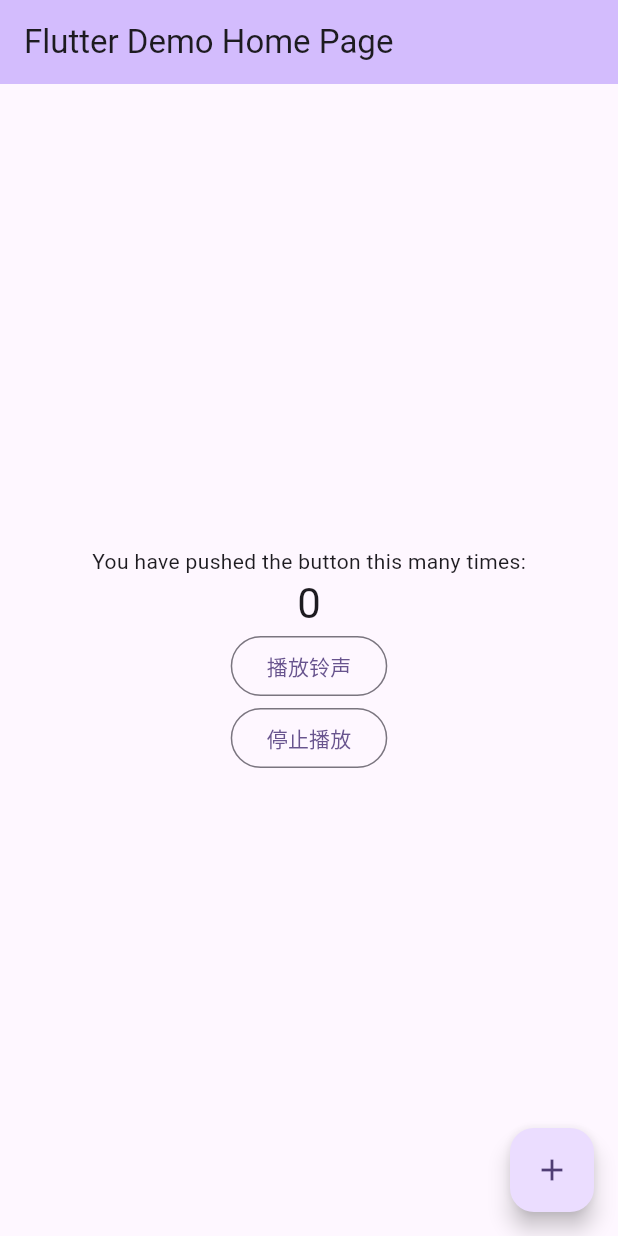
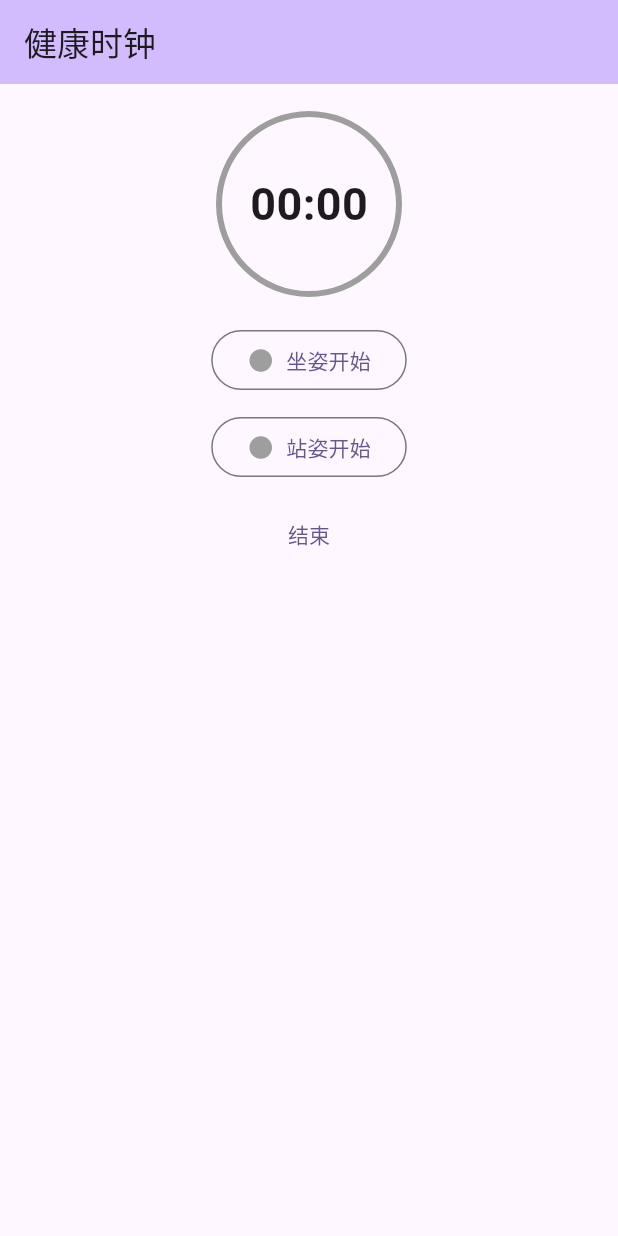
Before and after one commit to jianyongren/health_care_alarm, a Flutter app: the screen it shows after launch, on a phone screen of 412 x 824 dp. Run offline on Flutter 3.47's test engine with Material 2 defaults, Android fonts, the phone set to English and light mode, and no system bars; our stand-ins replace audioplayers; missing offline and left inert: local_notifier.

Commit message:
实现基本功能，支持站姿和坐姿倒计时

```diff
--- a/lib/main.dart
+++ b/lib/main.dart
@@ -1,6 +1,7 @@
 import 'package:flutter/material.dart';
 import 'package:audioplayers/audioplayers.dart';
-import 'package:elegant_notification/elegant_notification.dart';
+import 'package:health_care_alarm/timer.dart';
+import 'package:local_notifier/local_notifier.dart';
 
 void main() {
   runApp(const MyApp());
@@ -15,40 +16,16 @@ class MyApp extends StatelessWidget {
     return MaterialApp(
       title: 'Flutter Demo',
       theme: ThemeData(
-        // This is the theme of your application.
-        //
-        // TRY THIS: Try running your application with "flutter run". You'll see
-        // the application has a blue toolbar. Then, without quitting the app,
-        // try changing the seedColor in the colorScheme below to Colors.green
-        // and then invoke "hot reload" (save your changes or press the "hot
-        // reload" button in a Flutter-supported IDE, or press "r" if you used
-        // the command line to start the app).
-        //
-        // Notice that the counter didn't reset back to zero; the application
-        // state is not lost during the reload. To reset the state, use hot
-        // restart instead.
-        //
-        // This works for code too, not just values: Most code changes can be
-        // tested with just a hot reload.
         colorScheme: ColorScheme.fromSeed(seedColor: Colors.deepPurple),
         useMaterial3: true,
       ),
-      home: const MyHomePage(title: 'Flutter Demo Home Page'),
+      home: const MyHomePage(title: '健康时钟'),
     );
   }
 }
 
 class MyHomePage extends StatefulWidget {
   const MyHomePage({super.key, required this.title});
-
-  // This widget is the home page of your application. It is stateful, meaning
-  // that it has a State object (defined below) that contains fields that affect
-  // how it looks.
-
-  // This class is the configuration for the state. It holds the values (in this
-  // case the title) provided by the parent (in this case the App widget) and
-  // used by the build method of the State. Fields in a Widget subclass are
-  // always marked "final".
 
   final String title;
 
@@ -57,23 +34,14 @@ class MyHomePage extends StatefulWidget {
 }
 
 class _MyHomePageState extends State<MyHomePage> {
-  int _counter = 0;
-  AudioPlayer? _player = null;
-
-  void _incrementCounter() {
-    setState(() {
-      _counter++;
-    });
-  }
+  AudioPlayer? _player;
+  bool _isStart = false;
+  bool _isSitting = true;
+  final int _sittingMinutes = 2;
+  final _standMinutes = 1;
 
   @override
   Widget build(BuildContext context) {
-    // This method is rerun every time setState is called, for instance as done
-    // by the _incrementCounter method above.
-    //
-    // The Flutter framework has been optimized to make rerunning build methods
-    // fast, so that you can just rebuild anything that needs updating rather
-    // than having to individually change instances of widgets.
     return Scaffold(
       appBar: AppBar(
         backgroundColor: Theme.of(context).colorScheme.inversePrimary,
@@ -81,36 +49,98 @@ class _MyHomePageState extends State<MyHomePage> {
       ),
       body: Center(
         child: Column(
-          mainAxisAlignment: MainAxisAlignment.center,
+          mainAxisAlignment: MainAxisAlignment.start,
           children: <Widget>[
-            const Text(
-              'You have pushed the button this many times:',
+            const SizedBox(
+              height: 20,
             ),
-            Text(
-              '$_counter',
-              style: Theme.of(context).textTheme.headlineMedium,
+            TimerWidget(
+              seconds: _isStart
+                  ? (_isSitting ? _sittingMinutes * 60 : _standMinutes * 60)
+                  : 0,
+              callback: _taskDone,
+            ),
+            const SizedBox(
+              height: 20,
             ),
             OutlinedButton(
-                onPressed: () {
-                  _playAlarmMusic();
-                },
-                child: const Text('播放铃声')),
+                onPressed: _sittingTask,
+                child: Row(
+                  mainAxisSize: MainAxisSize.min,
+                  mainAxisAlignment: MainAxisAlignment.start,
+                  crossAxisAlignment: CrossAxisAlignment.center,
+                  children: [
+                    Icon(
+                      Icons.circle,
+                      color: _isSitting && _isStart ? Colors.red : Colors.grey,
+                    ),
+                    const SizedBox(
+                      width: 8,
+                    ),
+                    Text('坐姿开始'),
+                  ],
+                )),
+            const SizedBox(
+              height: 10,
+            ),
             OutlinedButton(
-                onPressed: () {
-                  _stopAlarmMusic();
-                },
-                child: const Text('停止播放'))
+                onPressed: _standTask,
+                child: Row(
+                  mainAxisSize: MainAxisSize.min,
+                  mainAxisAlignment: MainAxisAlignment.start,
+                  crossAxisAlignment: CrossAxisAlignment.center,
+                  children: [
+                    Icon(
+                      Icons.circle,
+                      color: _isStart && !_isSitting ? Colors.red : Colors.grey,
+                    ),
+                    const SizedBox(
+                      width: 8,
+                    ),
+                    Text('站姿开始'),
+                  ],
+                )),
+            const SizedBox(
+              height: 10,
+            ),
+            TextButton(onPressed: _stopAll, child: const Text('结束')),
           ],
         ),
       ),
-      floatingActionButton: FloatingActionButton(
-        onPressed: _incrementCounter,
-        tooltip: 'Increment',
-        child: const Icon(Icons.add),
-      ), // This trailing comma makes auto-formatting nicer for build methods.
     );
   }
 
+  void _sittingTask() {
+    setState(() {
+      _isSitting = true;
+      _isStart = true;
+    });
+  }
+
+  void _standTask() {
+    setState(() {
+      _isSitting = false;
+      _isStart = true;
+    });
+  }
+
+  void _stopAll() {
+    setState(() {
+      _isStart = false;
+      _stopAlarmMusic();
+    });
+  }
+
+  void _continueNextTask() {
+    _stopAlarmMusic();
+    if (_isSitting) {
+      _standTask();
+    } else {
+      _sittingTask();
+    }
+  }
+
+  //参考资料：https://blog.csdn.net/yikezhuixun/article/details/130660544
   void _playAlarmMusic() async {
     if (_player == null) {
       AudioPlayer player = AudioPlayer();
@@ -129,6 +159,59 @@ class _MyHomePageState extends State<MyHomePage> {
     }
   }
 
+  void _taskDone() {
+    _playAlarmMusic();
+    _notify();
+  }
+
+  ///参考资料：https://juejin.cn/post/7074482758747160590
+  void _notify() async {
+    // Add in main method.
+    await localNotifier.setup(
+      appName: '健康时钟',
+      // The parameter shortcutPolicy only works on Windows
+      shortcutPolicy: ShortcutPolicy.requireCreate,
+    );
+
+    LocalNotification notification = LocalNotification(
+        title: _isSitting ? "【坐】姿时间结束" : "【站】姿时间结束",
+        // body: _isSitting ? "坐姿时间结束" : "站立结束",
+        actions: [
+          LocalNotificationAction(text: '继续'),
+          LocalNotificationAction(text: '停止'),
+        ]);
+    notification.onShow = () {
+      print('onShow ${notification.identifier}');
+    };
+    notification.onClose = (closeReason) {
+      // Only supported on windows, other platforms closeReason is always unknown.
+      switch (closeReason) {
+        case LocalNotificationCloseReason.userCanceled:
+          _stopAll();
+          break;
+        case LocalNotificationCloseReason.timedOut:
+          // do something
+          break;
+        default:
+      }
+      print('onClose - $closeReason');
+    };
+    notification.onClick = () {
+      print('onClick ${notification.identifier}');
+      _continueNextTask();
+    };
+    notification.onClickAction = (actionIndex) {
+      print('onClickAction ${notification.identifier} - $actionIndex');
+      if (actionIndex == 0) {
+        _continueNextTask();
+      } else {
+        _stopAll();
+      }
+    };
+
+    notification.show();
+  }
+
   @override
   void dispose() {
     _stopAlarmMusic();
--- /dev/null
+++ b/lib/timer.dart
@@ -0,0 +1,81 @@
+import 'dart:async';
+
+import 'package:flutter/material.dart';
+
+class TimerWidget extends StatefulWidget {
+  const TimerWidget({super.key, required this.seconds, required this.callback});
+
+  final int seconds;
+  final VoidCallback callback;
+
+  @override
+  State<StatefulWidget> createState() => TimerWidgetState();
+}
+
+class TimerWidgetState extends State<TimerWidget> {
+  late int _process;
+  late Timer _timer;
+
+  @override
+  void initState() {
+    super.initState();
+    print('TimerWidgetState initState');
+    _init();
+  }
+
+  void _init() {
+    _process = widget.seconds;
+    _timer = Timer.periodic(const Duration(seconds: 1), (timer) {
+      setState(() {
+        _process--;
+      });
+      if (_process == 0) {
+        widget.callback.call();
+        _timer.cancel();
+      }
+    });
+    if (widget.seconds == 0) {
+      _timer.cancel();
+    }
+  }
+
+  @override
+  void didUpdateWidget(covariant TimerWidget oldWidget) {
+    super.didUpdateWidget(oldWidget);
+    print('TimerWidgetState didUpdateWidget');
+    if (oldWidget.seconds != widget.seconds) {
+      _timer.cancel();
+      _init();
+    }
+  }
+
+  @override
+  Widget build(BuildContext context) {
+    Duration duration = Duration(seconds: _process);
+    int minutes = duration.inMinutes;
+    int seconds = _process - minutes * 60;
+
+    return Stack(
+      alignment: Alignment.center,
+      children: [
+        SizedBox.square(
+          dimension: 120,
+          child: CircularProgressIndicator(
+            value: widget.seconds > 0 ? _process / widget.seconds : 0,
+            backgroundColor: Colors.grey,
+          ),
+        ),
+        Text(
+          '${minutes.toString().padLeft(2, '0')}:${seconds.toString().padLeft(2, '0')}',
+          style: const TextStyle(fontWeight: FontWeight.bold, fontSize: 30),
+        )
+      ],
+    );
+  }
+
+  @override
+  void dispose() {
+    _timer.cancel();
+    super.dispose();
+  }
+}
--- a/pubspec.yaml
+++ b/pubspec.yaml
@@ -47,7 +47,7 @@ dev_dependencies:
   # rules and activating additional ones.
   flutter_lints: ^2.0.0
   audioplayers: ^4.1.0
-  elegant_notification: ^1.10.0
+  local_notifier: ^0.1.5
 
 # For information on the generic Dart part of this file, see the
 # following page: https://dart.dev/tools/pub/pubspec
```
Also changed, not shown: pubspec.lock, 3 other files.
